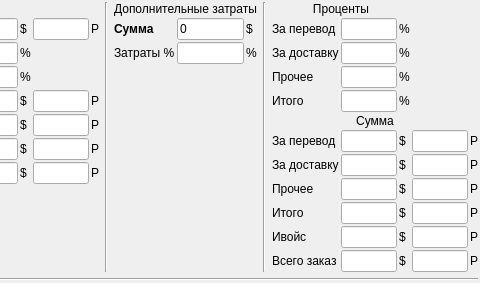
Before: the Qt Designer form ui/calc_delivery.ui in Meller008/kara, drawn with Qt 5; both pictures show x 558 to 1038 and y 0 to 283 of the 1038 by 283 pixel window.
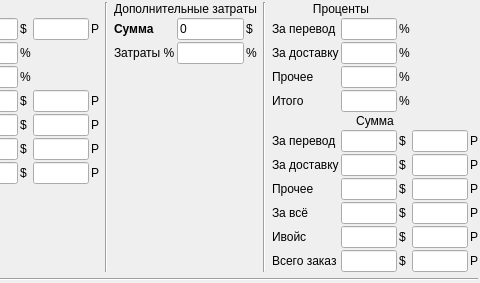
After: the same form once the commit is applied.

What changed in the file:
```diff
--- a/ui/calc_delivery.ui
+++ b/ui/calc_delivery.ui
@@ -753,7 +753,7 @@
       <item row="9" column="0">
        <widget class="QLabel" name="label_53">
         <property name="text">
-         <string>Итого</string>
+         <string>За всё</string>
         </property>
        </widget>
       </item>
```
